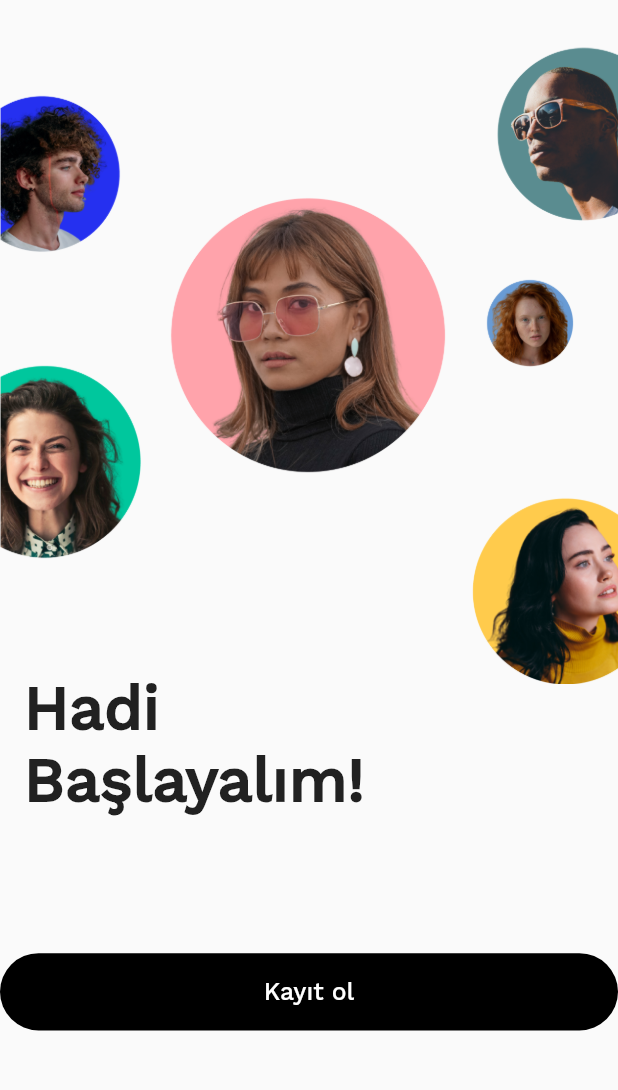
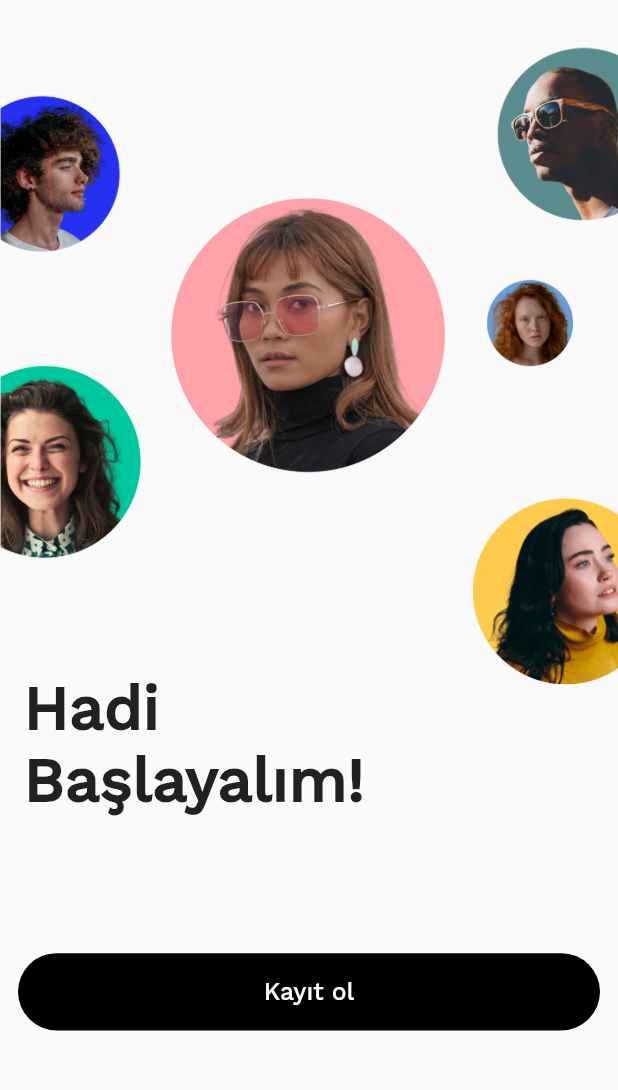
Before and after one commit to OUA-F92/oua-f92, a Flutter app: the screen it shows after launch, on a phone screen of 412 x 824 dp, the part 113-1203 px from its top. Run offline on Flutter 3.47's test engine with Material 2 defaults, Android fonts, the light colour scheme and no system bars; our stand-ins replace cloud_firestore, firebase_auth, firebase_core, get, internet_connection_checker; accounts and stored records are empty.

```diff
--- a/lib/ui/introduction/introduction_page.dart
+++ b/lib/ui/introduction/introduction_page.dart
@@ -63,6 +63,8 @@ class IntroductionPage extends StatelessWidget {
                     ),
                   );
                 },
+                child: Padding(
+                  padding: const EdgeInsets.symmetric(horizontal: 12),
                   child: Container(
                     width: Get.width,
                     height: Get.width / 8,
@@ -80,6 +82,7 @@ class IntroductionPage extends StatelessWidget {
                   ),
                 ),
               ),
+            ),
             const SizedBox(
               height: 20,
             )
```
Also changed, not shown: ProjecManagement/Sprint1Documents/backlog1,.png (added), ProjecManagement/Sprint1Documents/backlog2.png (added), ProjecManagement/Sprint1Documents/introduction_page.png (added), ProjecManagement/Sprint1Documents/register_page.png (added), ProjecManagement/Sprint1Documents/signin_page.png (added), 1 other file. Lines whose indentation alone changed are shown as unchanged.
